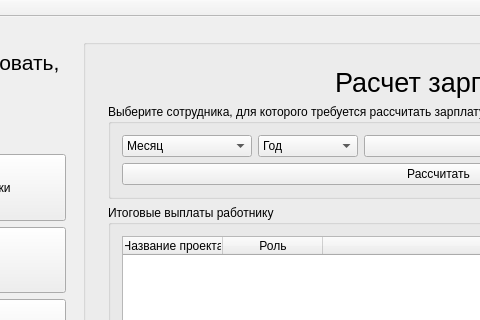
This is salary/salary.ui in a-mihaylov/salary as Qt 5 draws it before an edit; both pictures show x 162 to 642 and y 0 to 320 of the 984 by 567 pixel window. The edited form follows.
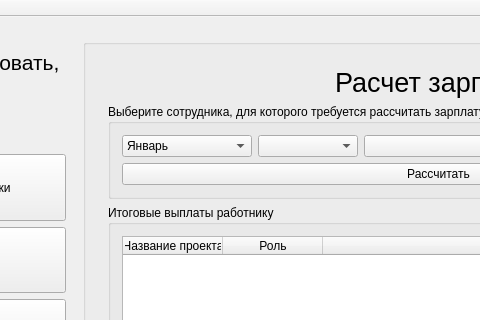
This is the edited form. The open tabs and pages were chosen to show the change.

Diff of the .ui file:
```diff
--- a/salary/salary.ui
+++ b/salary/salary.ui
@@ -894,11 +894,6 @@
                       <height>0</height>
                      </size>
                     </property>
-                    <item>
-                     <property name="text">
-                      <string>Месяц</string>
-                     </property>
-                    </item>
                     <item>
                      <property name="text">
                       <string>Январь</string>
@@ -975,11 +970,6 @@
                       <height>0</height>
                      </size>
                     </property>
-                    <item>
-                     <property name="text">
-                      <string>Год</string>
-                     </property>
-                    </item>
                    </widget>
                   </item>
                   <item row="0" column="2">
```
Left out of the diff: 5 changed lines with no effect on the pictures.
